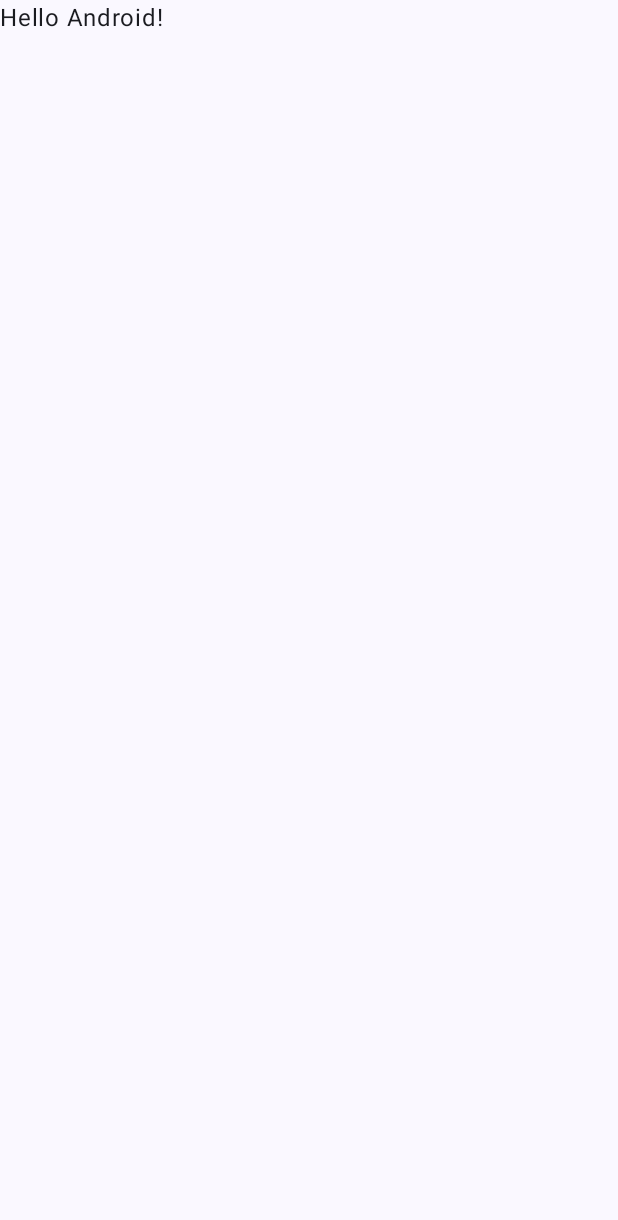
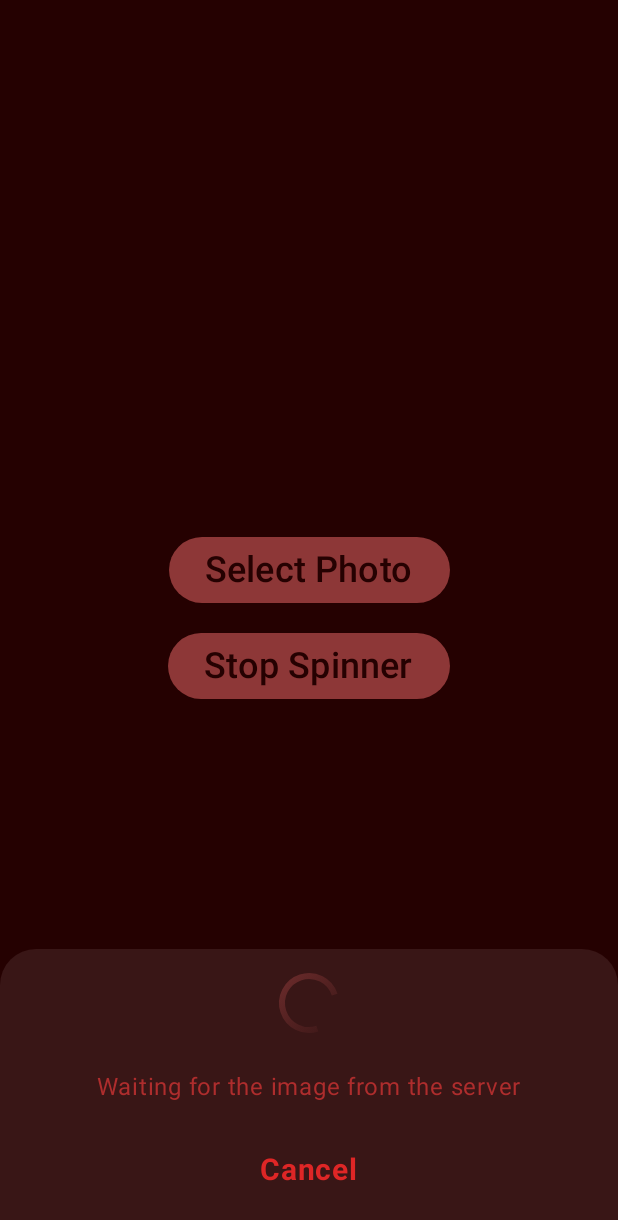
Before and after one commit to Jocey3/DOKA, an Android app built with Jetpack Compose: the screen it shows after launch (MainActivity), on a phone screen of 412 x 824 dp. Before the commit the part shown is almost empty. Shown: the top 1220 px of the screen. Run offline under Robolectric (Android 15) with nearby library versions, the phone set to English and light mode, and no system bars; our stand-ins replace Dagger/Hilt's generated code.

Commit message:
add di and two screens

```diff
--- a/app/src/main/AndroidManifest.xml
+++ b/app/src/main/AndroidManifest.xml
@@ -3,6 +3,7 @@
     xmlns:tools="http://schemas.android.com/tools">
 
     <application
+        android:name=".App"
         android:allowBackup="true"
         android:dataExtractionRules="@xml/data_extraction_rules"
         android:fullBackupContent="@xml/backup_rules"
--- /dev/null
+++ b/app/src/main/java/com/doka/App.kt
@@ -0,0 +1,9 @@
+package com.doka
+
+import android.app.Application
+import dagger.hilt.android.HiltAndroidApp
+
+@HiltAndroidApp
+class App : Application() {
+
+}
--- /dev/null
+++ b/app/src/main/java/com/doka/AppNavigationComponent.kt
@@ -0,0 +1,37 @@
+package com.doka
+
+import androidx.compose.runtime.Composable
+import androidx.compose.runtime.LaunchedEffect
+import androidx.navigation.NavHostController
+import androidx.navigation.compose.NavHost
+import androidx.navigation.compose.composable
+import androidx.navigation.compose.rememberNavController
+import com.doka.ui.edit.EditScreen
+import com.doka.ui.source_picture.ImageSourceScreen
+import kotlinx.coroutines.flow.launchIn
+import kotlinx.coroutines.flow.onEach
+
+@Composable
+fun NavigationComponent(
+    navController: NavHostController = rememberNavController(),
+    navigator: Navigator
+) {
+
+    LaunchedEffect("navigation") {
+        navigator.sharedFlow.onEach {
+            navController.navigate(it.label)
+        }.launchIn(this)
+    }
+
+    NavHost(
+        navController = navController,
+        startDestination = NavTarget.ImageSource.label
+    ) {
+        composable(NavTarget.ImageSource.label) {
+            ImageSourceScreen(navigateNext = { navigator.navigateTo(NavTarget.Edit) })
+        }
+        composable(NavTarget.Edit.label) {
+            EditScreen()
+        }
+    }
+}
--- a/app/src/main/java/com/doka/MainActivity.kt
+++ b/app/src/main/java/com/doka/MainActivity.kt
@@ -4,44 +4,32 @@ import android.os.Bundle
 import androidx.activity.ComponentActivity
 import androidx.activity.compose.setContent
 import androidx.activity.enableEdgeToEdge
-import androidx.compose.foundation.layout.fillMaxSize
-import androidx.compose.foundation.layout.padding
-import androidx.compose.material3.Scaffold
-import androidx.compose.material3.Text
 import androidx.compose.runtime.Composable
-import androidx.compose.ui.Modifier
 import androidx.compose.ui.tooling.preview.Preview
+import com.doka.ui.source_picture.ImageSourceScreen
 import com.doka.ui.theme.DOKATheme
+import dagger.hilt.android.AndroidEntryPoint
 
+@AndroidEntryPoint
 class MainActivity : ComponentActivity() {
+
+
     override fun onCreate(savedInstanceState: Bundle?) {
         super.onCreate(savedInstanceState)
         enableEdgeToEdge()
         setContent {
             DOKATheme {
-                Scaffold(modifier = Modifier.fillMaxSize()) { innerPadding ->
-                    Greeting(
-                        name = "Android",
-                        modifier = Modifier.padding(innerPadding)
-                    )
-                }
+                NavigationComponent(navigator = Navigator())
             }
         }
     }
 }
 
-@Composable
-fun Greeting(name: String, modifier: Modifier = Modifier) {
-    Text(
-        text = "Hello $name!",
-        modifier = modifier
-    )
-}
 
-@Preview(showBackground = true)
+@Preview(showBackground = true, showSystemUi = true)
 @Composable
 fun GreetingPreview() {
     DOKATheme {
-        Greeting("Android")
+        ImageSourceScreen()
     }
 }
--- /dev/null
+++ b/app/src/main/java/com/doka/MainViewModel.kt
@@ -0,0 +1,12 @@
+package com.doka
+
+import android.graphics.Bitmap
+import androidx.lifecycle.ViewModel
+import dagger.hilt.android.lifecycle.HiltViewModel
+import javax.inject.Inject
+
+@HiltViewModel
+class MainViewModel @Inject constructor() : ViewModel() {
+    var currentBitmap: Bitmap? = null
+
+}
--- /dev/null
+++ b/app/src/main/java/com/doka/Navigator.kt
@@ -0,0 +1,20 @@
+package com.doka
+
+import kotlinx.coroutines.flow.MutableSharedFlow
+import kotlinx.coroutines.flow.asSharedFlow
+
+class Navigator {
+
+    private val _sharedFlow =
+        MutableSharedFlow<NavTarget>(extraBufferCapacity = 1)
+    val sharedFlow = _sharedFlow.asSharedFlow()
+
+    fun navigateTo(navTarget: NavTarget) {
+        _sharedFlow.tryEmit(navTarget)
+    }
+}
+
+enum class NavTarget(val label: String) {
+    ImageSource("imageSource"),
+    Edit("edit")
+}
--- /dev/null
+++ b/app/src/main/java/com/doka/di/AppModule.kt
@@ -0,0 +1,5 @@
+package com.doka.di
+
+class AppModule {
+
+}
--- /dev/null
+++ b/app/src/main/java/com/doka/ui/source_picture/ImageSourceScreen.kt
@@ -0,0 +1,201 @@
+package com.doka.ui.source_picture
+
+import android.graphics.BitmapFactory
+import androidx.activity.compose.rememberLauncherForActivityResult
+import androidx.activity.result.PickVisualMediaRequest
+import androidx.activity.result.contract.ActivityResultContracts
+import androidx.compose.animation.core.LinearEasing
+import androidx.compose.animation.core.RepeatMode
+import androidx.compose.animation.core.animateFloat
+import androidx.compose.animation.core.infiniteRepeatable
+import androidx.compose.animation.core.rememberInfiniteTransition
+import androidx.compose.animation.core.tween
+import androidx.compose.foundation.Canvas
+import androidx.compose.foundation.background
+import androidx.compose.foundation.clickable
+import androidx.compose.foundation.layout.Arrangement
+import androidx.compose.foundation.layout.Box
+import androidx.compose.foundation.layout.Column
+import androidx.compose.foundation.layout.IntrinsicSize
+import androidx.compose.foundation.layout.fillMaxSize
+import androidx.compose.foundation.layout.fillMaxWidth
+import androidx.compose.foundation.layout.height
+import androidx.compose.foundation.layout.padding
+import androidx.compose.foundation.layout.size
+import androidx.compose.foundation.layout.width
+import androidx.compose.foundation.shape.RoundedCornerShape
+import androidx.compose.material3.Text
+import androidx.compose.runtime.Composable
+import androidx.compose.runtime.getValue
+import androidx.compose.runtime.mutableStateOf
+import androidx.compose.runtime.remember
+import androidx.compose.runtime.setValue
+import androidx.compose.ui.Alignment
+import androidx.compose.ui.Modifier
+import androidx.compose.ui.geometry.Offset
+import androidx.compose.ui.geometry.Size
+import androidx.compose.ui.graphics.Brush
+import androidx.compose.ui.graphics.Color
+import androidx.compose.ui.graphics.drawscope.Stroke
+import androidx.compose.ui.platform.LocalContext
+import androidx.compose.ui.platform.LocalLifecycleOwner
+import androidx.compose.ui.text.font.FontWeight
+import androidx.compose.ui.tooling.preview.Preview
+import androidx.compose.ui.unit.dp
+import androidx.compose.ui.unit.sp
+import androidx.hilt.navigation.compose.hiltViewModel
+import com.doka.MainViewModel
+import com.doka.ui.theme.DOKATheme
+import com.doka.ui.theme.RudeDark
+import com.doka.ui.theme.RudeMid
+import com.doka.ui.theme.TextCancelColor
+import com.doka.ui.theme.TextSimpleColor
+import com.doka.ui.util.ButtonDefault
+import java.io.IOException
+
+
+@Composable
+fun ImageSourceScreen(
+    navigateNext: () -> Unit,
+    viewModel: MainViewModel = hiltViewModel(),
+    modifier: Modifier = Modifier
+) {
+    val context = LocalContext.current
+    val lifecycleOwner = LocalLifecycleOwner.current
+
+    var isLoading by remember { mutableStateOf(true) }
+
+    val pickMedia = rememberLauncherForActivityResult(
+        contract = ActivityResultContracts.PickVisualMedia()
+    ) { uri ->
+        try {
+            val inputStream = uri?.let { context.contentResolver?.openInputStream(it) }
+            if (inputStream != null) {
+                try {
+                    val inputStream = uri.let { context.contentResolver?.openInputStream(it) }
+                    if (inputStream != null) {
+                        viewModel.currentBitmap = BitmapFactory.decodeStream(inputStream)
+                        navigateNext.invoke()
+                    }
+                } catch (e: IOException) {
+                    e.printStackTrace()
+                }
+            }
+        } catch (e: IOException) {
+            e.printStackTrace()
+        }
+    }
+
+
+    Box(
+        modifier = Modifier
+            .fillMaxSize()
+            .background(RudeDark),
+        contentAlignment = Alignment.Center
+    ) {
+        Column(
+            horizontalAlignment = Alignment.CenterHorizontally,
+            verticalArrangement = Arrangement.spacedBy(16.dp)
+        ) {
+            ButtonDefault("Select Photo") {
+                pickMedia.launch(PickVisualMediaRequest(ActivityResultContracts.PickVisualMedia.ImageOnly))
+            }
+            ButtonDefault("Stop Spinner") {
+                isLoading = !isLoading
+            }
+        }
+        BottomPanel(Modifier.align(Alignment.BottomCenter), isLoading)
+    }
+
+}
+
+@Composable
+fun BottomPanel(modifier: Modifier = Modifier, isLoading: Boolean = true) {
+    Column(
+        horizontalAlignment = Alignment.CenterHorizontally,
+        modifier = modifier
+            .fillMaxWidth()
+            .height(IntrinsicSize.Min)
+            .background(
+                color = RudeMid,
+                shape = RoundedCornerShape(topStart = 24.dp, topEnd = 24.dp)
+            )
+            .padding(16.dp)
+
+    ) {
+        if (isLoading) {
+            CustomCircularProgressIndicator(
+                modifier = Modifier
+                    .width(40.dp)
+                    .height(40.dp)
+            )
+            Text(
+                modifier = Modifier
+                    .padding(top = 24.dp, bottom = 31.dp),
+                fontSize = 16.sp,
+                text = "Waiting for the image from the server",
+                color = TextSimpleColor
+            )
+            Text(
+                modifier = Modifier
+                    .clickable { }
+                    .padding(bottom = 16.dp),
+                fontSize = 20.sp,
+                text = "Cancel",
+                fontWeight = FontWeight.Bold,
+                color = TextCancelColor
+            )
+        } else {
+            Text(
+                text = "Bottom Panel",
+                color = TextSimpleColor
+            )
+        }
+    }
+}
+
+@Composable
+fun CustomCircularProgressIndicator(modifier: Modifier = Modifier) {
+    val infiniteTransition = rememberInfiniteTransition(label = "")
+    val animatedAngle by infiniteTransition.animateFloat(
+        initialValue = 0f,
+        targetValue = 360f,
+        animationSpec = infiniteRepeatable(
+            tween(durationMillis = 1000, easing = LinearEasing),
+            RepeatMode.Restart
+        ), label = ""
+    )
+
+    val gradient = Brush.linearGradient(
+        colors = listOf(Color(0xFF6D2C2C), Color(0xFF391616)),
+        start = Offset.Zero,
+        end = Offset.Infinite
+    )
+
+    Box(modifier = modifier.size(40.dp)) {
+        Canvas(modifier = Modifier.size(40.dp)) {
+            val strokeWidth = 4.dp.toPx()
+            val radius = size.minDimension / 2 - strokeWidth / 2
+            val center = Offset(size.width / 2, size.height / 2)
+
+            drawArc(
+                brush = gradient,
+                startAngle = animatedAngle,
+                sweepAngle = 270f,
+                useCenter = false,
+                topLeft = Offset(center.x - radius, center.y - radius),
+                size = Size(radius * 2, radius * 2),
+                style = Stroke(strokeWidth)
+            )
+        }
+    }
+}
+
+
+@Preview(showBackground = true, showSystemUi = true)
+@Composable
+fun GreetingPreview() {
+    DOKATheme {
+        ImageSourceScreen()
+    }
+}
--- a/app/src/main/java/com/doka/ui/theme/Color.kt
+++ b/app/src/main/java/com/doka/ui/theme/Color.kt
@@ -9,3 +9,14 @@ val Pink80 = Color(0xFFEFB8C8)
 val Purple40 = Color(0xFF6650a4)
 val PurpleGrey40 = Color(0xFF625b71)
 val Pink40 = Color(0xFF7D5260)
+
+
+val RudeDark = Color(0xFF250101)
+val RudeMid = Color(0xFF391616)
+val RudeLight = Color(0xFF6D2C2C)
+val RudeStartProgress = Color(0xFF6D2C2C)
+
+val ButtonBackgroundColor = Color(0xFF8D3737)
+val ButtonTextColor = Color(0xFF250101)
+val TextSimpleColor = Color(0xFFAE2D2D)
+val TextCancelColor = Color(0xFFDE2626)
--- a/app/src/main/java/com/doka/ui/theme/Theme.kt
+++ b/app/src/main/java/com/doka/ui/theme/Theme.kt
@@ -20,8 +20,9 @@ private val DarkColorScheme = darkColorScheme(
 private val LightColorScheme = lightColorScheme(
     primary = Purple40,
     secondary = PurpleGrey40,
-    tertiary = Pink40
+    tertiary = Pink40,
 
+    background = RudeDark,
     /* Other default colors to override
     background = Color(0xFFFFFBFE),
     surface = Color(0xFFFFFBFE),
--- /dev/null
+++ b/app/src/main/java/com/doka/ui/util/AppViews.kt
@@ -0,0 +1,21 @@
+package com.doka.ui.util
+
+import androidx.compose.material3.Button
+import androidx.compose.material3.ButtonDefaults
+import androidx.compose.material3.Text
+import androidx.compose.runtime.Composable
+import androidx.compose.ui.unit.sp
+import com.doka.ui.theme.ButtonBackgroundColor
+import com.doka.ui.theme.ButtonTextColor
+
+@Composable
+fun ButtonDefault(text: String, listener: () -> Unit) {
+    Button(
+        onClick = { listener.invoke() },
+        colors = ButtonDefaults.buttonColors(
+            containerColor = ButtonBackgroundColor
+        )
+    ) {
+        Text(text, fontSize = 24.sp, color = ButtonTextColor)
+    }
+}
--- a/build.gradle.kts
+++ b/build.gradle.kts
@@ -2,4 +2,6 @@
 plugins {
     alias(libs.plugins.android.application) apply false
     alias(libs.plugins.jetbrains.kotlin.android) apply false
+    alias(libs.plugins.org.jetbrains.kotlin.kapt) apply false
+    alias(libs.plugins.google.dagger.hilt.android) apply false
 }
```
Also changed, not shown: app/build.gradle.kts (+9 -3 lines), app/src/main/java/com/doka/ui/edit/EditScreen.kt (added, +83 -0 lines), gradle/libs.versions.toml (+10 -2 lines).
